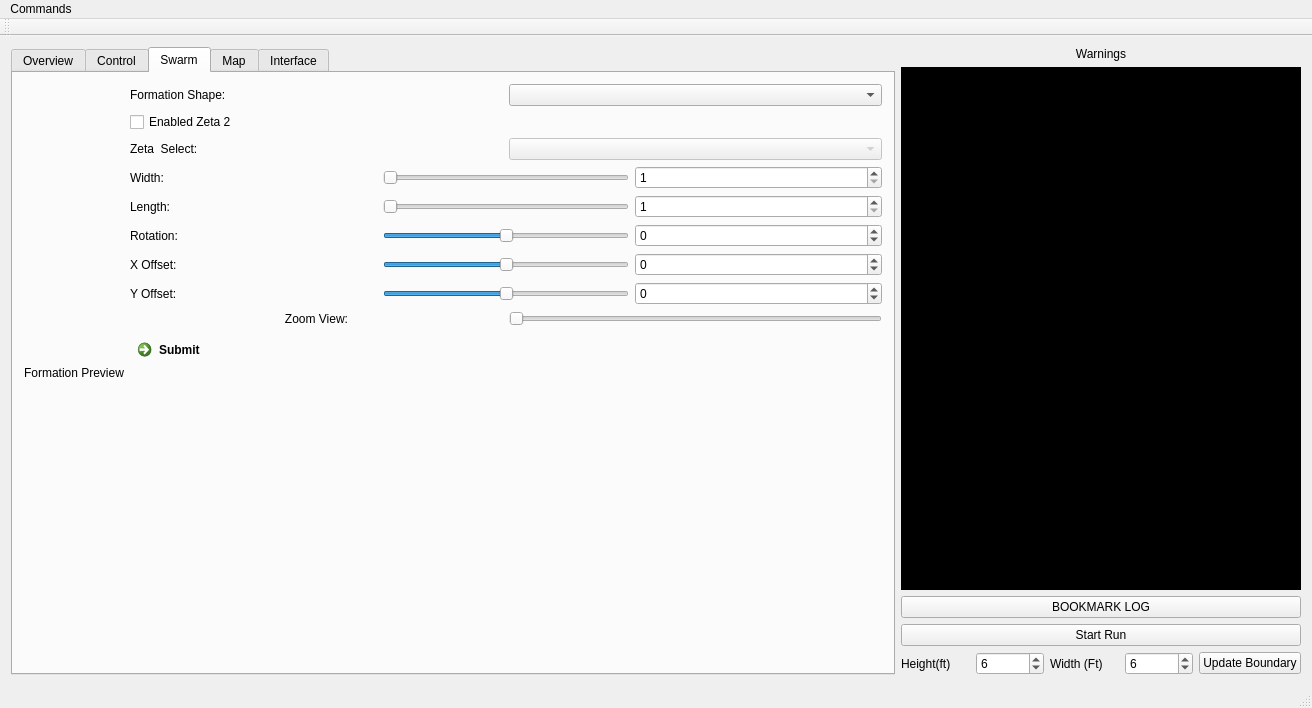
YCP-Swarm-Robotics-Capstone-2020-2021/SRCSim, file modules/ControlGUI/mainwindow.ui: the form before one commit.
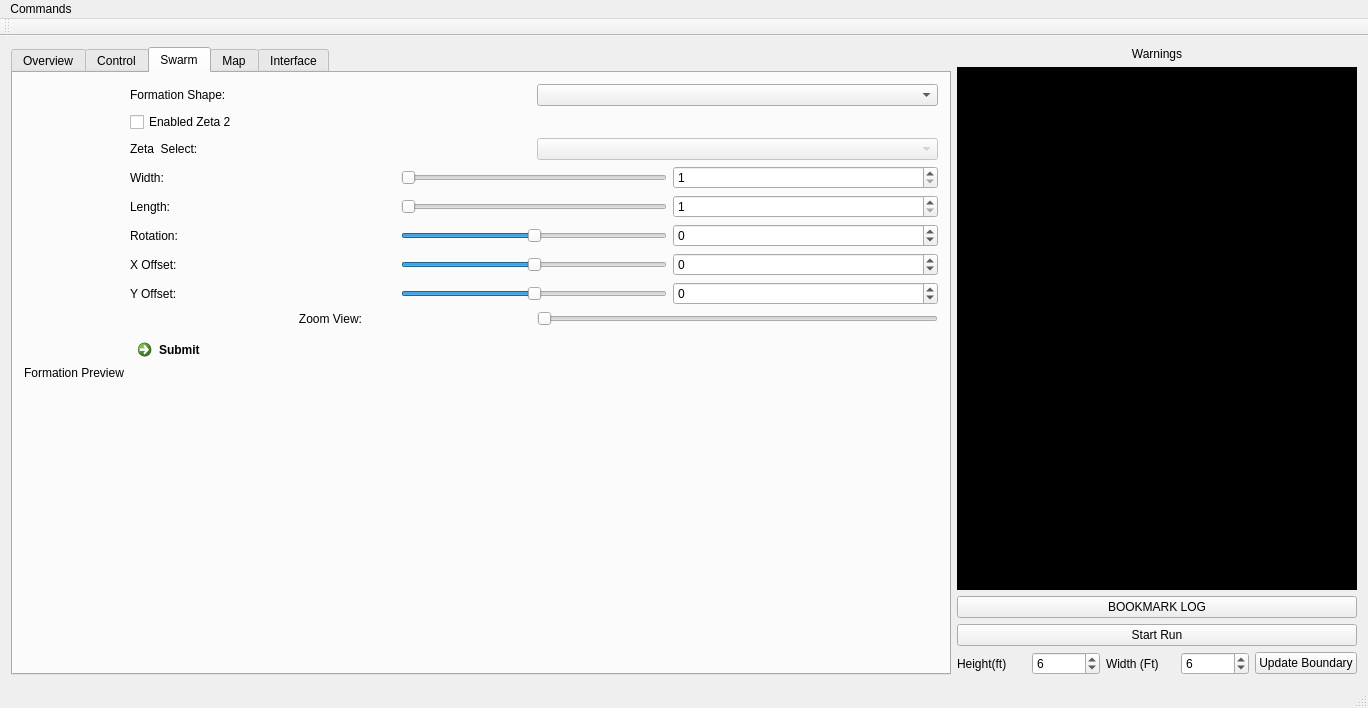
The form after the commit. The open tabs and pages were chosen to show the change.

The edit to the form file:
```diff
--- a/modules/ControlGUI/mainwindow.ui
+++ b/modules/ControlGUI/mainwindow.ui
@@ -6,7 +6,7 @@
    <rect>
     <x>0</x>
     <y>0</y>
-    <width>1312</width>
+    <width>1368</width>
     <height>708</height>
    </rect>
   </property>
@@ -1024,7 +1024,7 @@
             <item>
              <layout class="QHBoxLayout" name="horizontalLayout_11">
               <item>
-               <widget class="QLabel" name="label_29">
+               <widget class="QLabel" name="ZetaLabel">
                 <property name="sizePolicy">
                  <sizepolicy hsizetype="Minimum" vsizetype="Preferred">
                   <horstretch>0</horstretch>
@@ -1227,7 +1227,7 @@
              </widget>
             </item>
             <item row="4" column="0">
-             <widget class="QLabel" name="label_28">
+             <widget class="QLabel" name="label_36">
               <property name="sizePolicy">
                <sizepolicy hsizetype="Minimum" vsizetype="Preferred">
                 <horstretch>0</horstretch>
@@ -1453,7 +1453,7 @@
     <rect>
      <x>0</x>
      <y>0</y>
-     <width>1312</width>
+     <width>1368</width>
      <height>22</height>
     </rect>
    </property>
```
Left out of the diff: 4 changed lines with no effect on the pictures.
